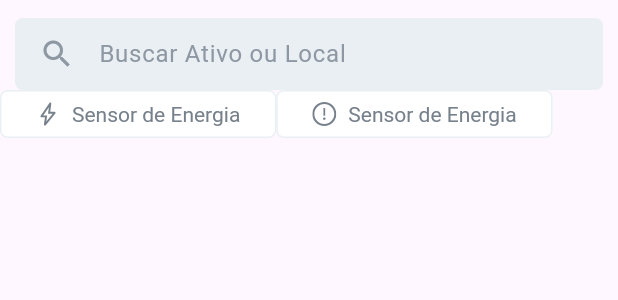
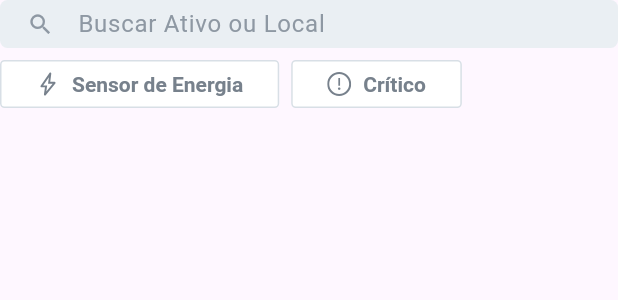
Before and after one commit to allandennis30/tractian_project, a Flutter app: the TractianSearchBarFilter widget shown alone on an empty page, opened directly, on a phone screen of 412 x 824 dp. Shown: the top 300 px of the screen. Run offline on Flutter 3.47's test engine with Material 3 defaults, Android fonts, the light colour scheme and no system bars; our stand-ins replace dio, flutter_svg, get; network calls fail.

```diff
--- a/lib/theme/tractian_colors.dart
+++ b/lib/theme/tractian_colors.dart
@@ -5,6 +5,7 @@ class TractianColor {
   static const secondaryBlue = Color.fromRGBO(23, 25, 45, 1);
   static const white = Color.fromRGBO(255, 255, 255, 1);
   static const gray = Color.fromRGBO(234, 239, 243, 1);
+  static const gray200 = Color.fromRGBO(216, 223, 230, 1);
   static const gray500 = Color.fromRGBO(142, 152, 163, 1);
   static const gray700 = Color.fromRGBO(119, 129, 140, 1);
 }
--- a/lib/widgets/shared/tractian_button.dart
+++ b/lib/widgets/shared/tractian_button.dart
@@ -65,7 +65,7 @@ class TractianButtonState extends State<TractianButton> {
       }
 
       Color borderColor =
-          isSelected.value ? TractianColor.primaryBlue : TractianColor.gray;
+          isSelected.value ? TractianColor.primaryBlue : TractianColor.gray200;
 
       return SizedBox(
         height: height,
@@ -78,10 +78,12 @@ class TractianButtonState extends State<TractianButton> {
             backgroundColor: buttonColor,
             elevation: 0,
             textStyle: TextStyle(
-              fontSize: widget.buttonType == ButtonType.large ? 18.0 : 14.0,
-            ),
+                fontSize: widget.buttonType == ButtonType.large ? 18.0 : 14.0,
+                fontWeight: widget.buttonType == ButtonType.large
+                    ? FontWeight.normal
+                    : FontWeight.bold),
             shape: RoundedRectangleBorder(
-              borderRadius: BorderRadius.circular(5),
+              borderRadius: BorderRadius.circular(3),
               side: BorderSide(
                 color: borderColor,
                 width: 1,
--- a/lib/widgets/shared/tractian_search_bar_filter.dart
+++ b/lib/widgets/shared/tractian_search_bar_filter.dart
@@ -19,12 +19,7 @@ class TractianSearchBarFilter extends StatelessWidget {
     return Column(
       children: [
         Container(
-          padding: const EdgeInsets.symmetric(horizontal: 16),
-          margin: const EdgeInsets.only(
-            top: 12,
-            left: 10,
-            right: 10,
-          ),
+          height: 32,
           decoration: BoxDecoration(
             color: backgroundColor,
             borderRadius: BorderRadius.circular(5),
@@ -33,14 +28,28 @@ class TractianSearchBarFilter extends StatelessWidget {
             onChanged: onChanged,
             decoration: InputDecoration(
               hintStyle: const TextStyle(
-                  color: TractianColor.gray500, fontFamily: 'Roboto'),
+                color: TractianColor.gray500,
+                fontFamily: 'Roboto',
+              ),
               hintText: hintText,
               border: InputBorder.none,
-              icon: const Icon(Icons.search, color: TractianColor.gray500),
+              icon: const Padding(
+                padding: EdgeInsets.only(
+                  left: 18,
+                ),
+                child: Icon(
+                  Icons.search,
+                  color: TractianColor.gray500,
+                  size: 18,
+                  applyTextScaling: false,
+                ),
+              ),
             ),
           ),
         ),
+        const SizedBox(height: 8),
         Row(
+          crossAxisAlignment: CrossAxisAlignment.start,
           children: [
             TractianButton(
               leftIconPath: 'assets/logo/energy.svg',
@@ -49,16 +58,15 @@ class TractianSearchBarFilter extends StatelessWidget {
               label: 'Sensor de Energia',
               isToggle: true,
               backgroundColor: Colors.red,
-              textColor: TractianColor.primaryBlue,
             ),
+            const SizedBox(width: 8),
             TractianButton(
               leftIconPath: 'assets/logo/info.svg',
               buttonType: ButtonType.small,
               onPressed: () {},
-              label: 'Sensor de Energia',
+              label: 'Crítico',
               isToggle: true,
               backgroundColor: Colors.red,
-              textColor: TractianColor.primaryBlue,
             ),
           ],
         )
```
Also changed, not shown: lib/pages/tree_page/tree_page.dart (+14 -12 lines), lib/pages/tree_page/tree_page_controller.dart (+10 -2 lines), lib/widgets/shared/tractian_scaffold.dart (+4 -4 lines), lib/widgets/shared/tractian_tile.dart (added, +28 -0 lines).
